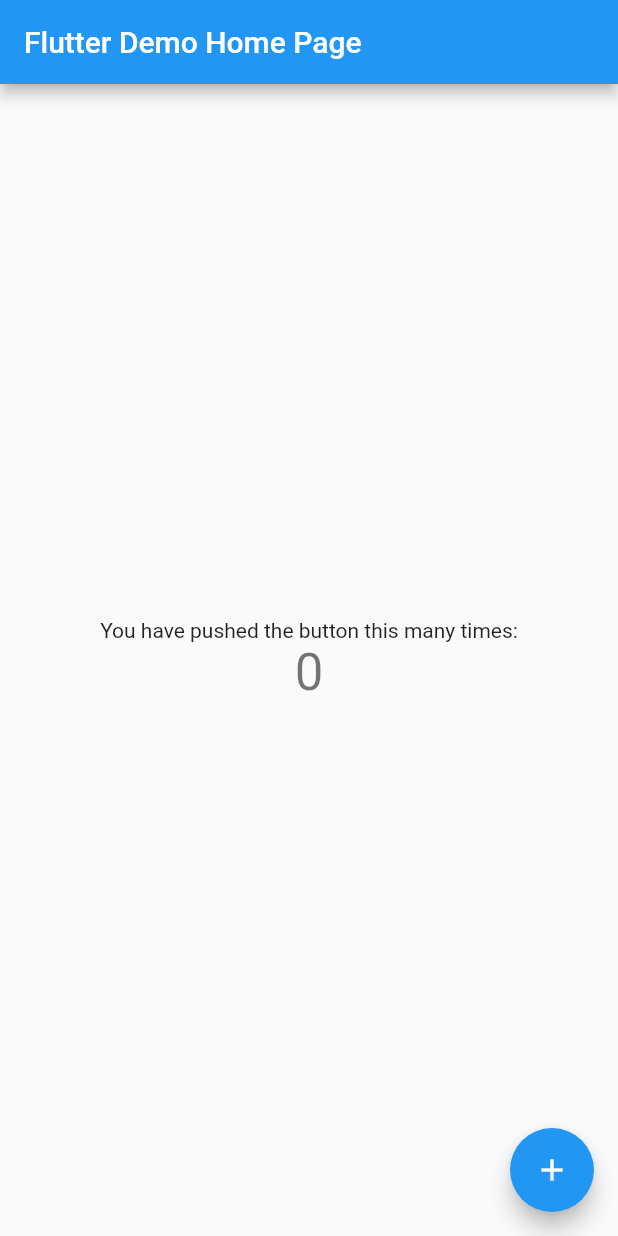
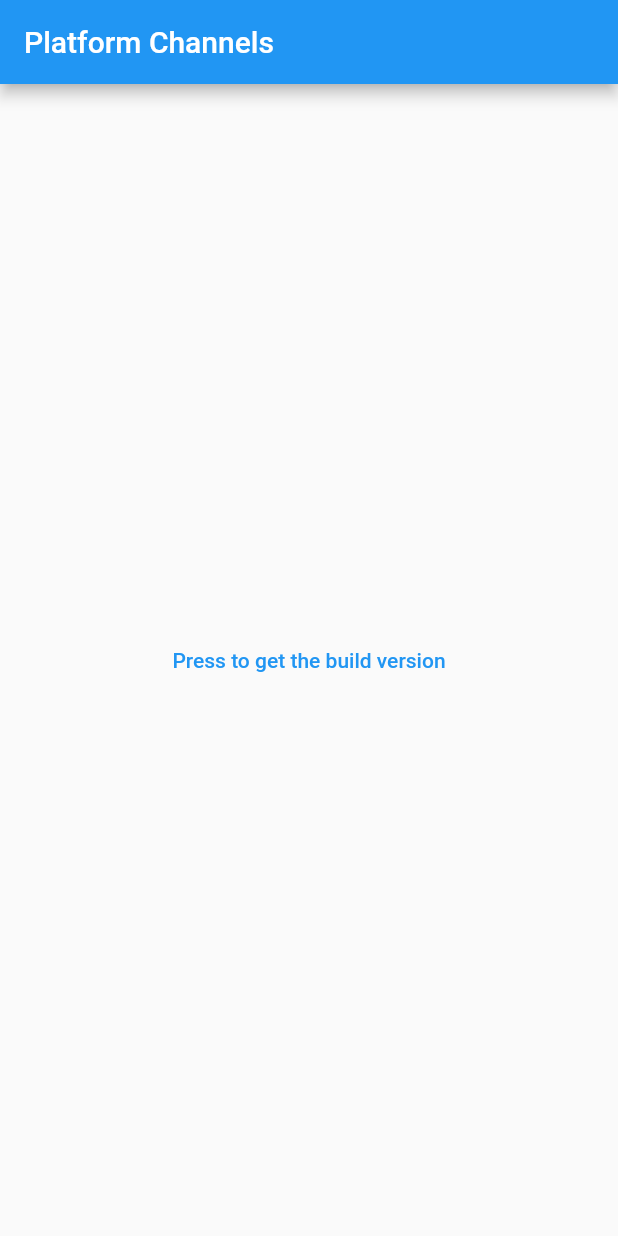
Before and after one commit to marcellocamara/examples, a Flutter app: the screen it shows after launch, on a phone screen of 412 x 824 dp. Run offline on Flutter 3.47's test engine with Material 2 defaults, Android fonts, the phone set to English and light mode, and no system bars.

Commit message:
feat: platform channel project clean up and setup

```diff
--- /dev/null
+++ b/flutter/platform_channel/lib/app/app_widget.dart
@@ -0,0 +1,15 @@
+import 'package:flutter/material.dart';
+import 'package:platform_channel/app/home/home_page.dart';
+
+/// Created by marcellocamara@id.uff.br on 03/05/2021.
+
+class AppWidget extends StatelessWidget {
+  @override
+  Widget build(BuildContext context) {
+    return MaterialApp(
+      title: "Platform Channel Example",
+      theme: ThemeData(primarySwatch: Colors.blue),
+      home: HomePage(),
+    );
+  }
+}
--- /dev/null
+++ b/flutter/platform_channel/lib/app/home/home_controller.dart
@@ -0,0 +1,20 @@
+import 'package:flutter/cupertino.dart';
+import 'package:flutter/services.dart';
+
+/// Created by marcellocamara@id.uff.br on 03/05/2021.
+
+class HomeController {
+  /// Version name
+  final ValueNotifier<String> versionName = ValueNotifier("");
+
+  /// Gets the native build version number / name
+  Future<void> getVersionNumber() async {
+    var channelVersion = MethodChannel("marcello.dev.platform_channel/native");
+    try {
+      var version = await channelVersion.invokeMethod("version");
+      versionName.value = version;
+    } on PlatformException catch (e) {
+      print("Platform Exception => ${e.toString()}");
+    }
+  }
+}
--- /dev/null
+++ b/flutter/platform_channel/lib/app/home/home_page.dart
@@ -0,0 +1,42 @@
+import 'package:flutter/material.dart';
+import 'package:platform_channel/app/home/home_controller.dart';
+
+/// Created by marcellocamara@id.uff.br on 03/05/2021.
+
+class HomePage extends StatefulWidget {
+  @override
+  _HomePageState createState() => _HomePageState();
+}
+
+class _HomePageState extends State<HomePage> {
+  final HomeController controller = HomeController();
+
+  @override
+  Widget build(BuildContext context) {
+    return Scaffold(
+      appBar: AppBar(
+        title: Text("Platform Channels"),
+      ),
+      body: Center(
+        child: Column(
+          mainAxisSize: MainAxisSize.min,
+          children: [
+            ValueListenableBuilder<String>(
+              valueListenable: controller.versionName,
+              builder: (_, value, __) {
+                return Visibility(
+                  visible: value.isNotEmpty,
+                  child: Text("Build version: $value"),
+                  replacement: TextButton(
+                    onPressed: controller.getVersionNumber,
+                    child: Text("Press to get the build version"),
+                  ),
+                );
+              },
+            ),
+          ],
+        ),
+      ),
+    );
+  }
+}
--- a/flutter/platform_channel/lib/main.dart
+++ b/flutter/platform_channel/lib/main.dart
@@ -1,113 +1,6 @@
 import 'package:flutter/material.dart';
+import 'package:platform_channel/app/app_widget.dart';
 
-void main() {
-  runApp(MyApp());
-}
+/// Created by marcellocamara@id.uff.br on 03/05/2021.
 
-class MyApp extends StatelessWidget {
-  // This widget is the root of your application.
-  @override
-  Widget build(BuildContext context) {
-    return MaterialApp(
-      title: 'Flutter Demo',
-      theme: ThemeData(
-        // This is the theme of your application.
-        //
-        // Try running your application with "flutter run". You'll see the
-        // application has a blue toolbar. Then, without quitting the app, try
-        // changing the primarySwatch below to Colors.green and then invoke
-        // "hot reload" (press "r" in the console where you ran "flutter run",
-        // or simply save your changes to "hot reload" in a Flutter IDE).
-        // Notice that the counter didn't reset back to zero; the application
-        // is not restarted.
-        primarySwatch: Colors.blue,
-      ),
-      home: MyHomePage(title: 'Flutter Demo Home Page'),
-    );
-  }
-}
-
-class MyHomePage extends StatefulWidget {
-  MyHomePage({Key key, this.title}) : super(key: key);
-
-  // This widget is the home page of your application. It is stateful, meaning
-  // that it has a State object (defined below) that contains fields that affect
-  // how it looks.
-
-  // This class is the configuration for the state. It holds the values (in this
-  // case the title) provided by the parent (in this case the App widget) and
-  // used by the build method of the State. Fields in a Widget subclass are
-  // always marked "final".
-
-  final String title;
-
-  @override
-  _MyHomePageState createState() => _MyHomePageState();
-}
-
-class _MyHomePageState extends State<MyHomePage> {
-  int _counter = 0;
-
-  void _incrementCounter() {
-    setState(() {
-      // This call to setState tells the Flutter framework that something has
-      // changed in this State, which causes it to rerun the build method below
-      // so that the display can reflect the updated values. If we changed
-      // _counter without calling setState(), then the build method would not be
-      // called again, and so nothing would appear to happen.
-      _counter++;
-    });
-  }
-
-  @override
-  Widget build(BuildContext context) {
-    // This method is rerun every time setState is called, for instance as done
-    // by the _incrementCounter method above.
-    //
-    // The Flutter framework has been optimized to make rerunning build methods
-    // fast, so that you can just rebuild anything that needs updating rather
-    // than having to individually change instances of widgets.
-    return Scaffold(
-      appBar: AppBar(
-        // Here we take the value from the MyHomePage object that was created by
-        // the App.build method, and use it to set our appbar title.
-        title: Text(widget.title),
-      ),
-      body: Center(
-        // Center is a layout widget. It takes a single child and positions it
-        // in the middle of the parent.
-        child: Column(
-          // Column is also a layout widget. It takes a list of children and
-          // arranges them vertically. By default, it sizes itself to fit its
-          // children horizontally, and tries to be as tall as its parent.
-          //
-          // Invoke "debug painting" (press "p" in the console, choose the
-          // "Toggle Debug Paint" action from the Flutter Inspector in Android
-          // Studio, or the "Toggle Debug Paint" command in Visual Studio Code)
-          // to see the wireframe for each widget.
-          //
-          // Column has various properties to control how it sizes itself and
-          // how it positions its children. Here we use mainAxisAlignment to
-          // center the children vertically; the main axis here is the vertical
-          // axis because Columns are vertical (the cross axis would be
-          // horizontal).
-          mainAxisAlignment: MainAxisAlignment.center,
-          children: <Widget>[
-            Text(
-              'You have pushed the button this many times:',
-            ),
-            Text(
-              '$_counter',
-              style: Theme.of(context).textTheme.headline4,
-            ),
-          ],
-        ),
-      ),
-      floatingActionButton: FloatingActionButton(
-        onPressed: _incrementCounter,
-        tooltip: 'Increment',
-        child: Icon(Icons.add),
-      ), // This trailing comma makes auto-formatting nicer for build methods.
-    );
-  }
-}
+void main() => runApp(AppWidget());
```
